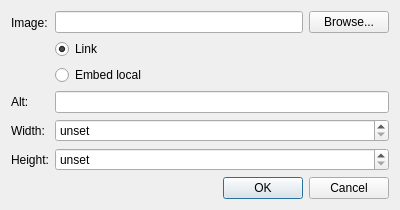
First picture: the form in src/plugins/lhtr/imagedialog.ui, repository 0xd34df00d/leechcraft, before the edit.
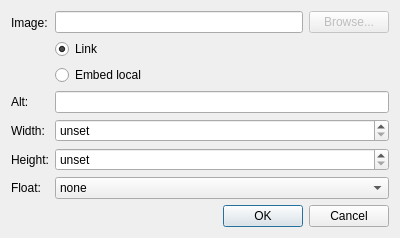
Second picture: the form after the edit.

Commit message: LHTR: support floats for images.

Patch:
```diff
--- a/src/plugins/lhtr/imagedialog.ui
+++ b/src/plugins/lhtr/imagedialog.ui
@@ -7,7 +7,7 @@
     <x>0</x>
     <y>0</y>
     <width>400</width>
-    <height>200</height>
+    <height>229</height>
    </rect>
   </property>
   <property name="windowTitle">
@@ -32,6 +32,9 @@
          </item>
          <item>
           <widget class="QPushButton" name="Browse_">
+           <property name="enabled">
+            <bool>false</bool>
+           </property>
            <property name="text">
             <string>Browse...</string>
            </property>
@@ -111,6 +114,32 @@
        </property>
       </widget>
      </item>
+     <item row="4" column="0">
+      <widget class="QLabel" name="label_5">
+       <property name="text">
+        <string>Float:</string>
+       </property>
+      </widget>
+     </item>
+     <item row="4" column="1">
+      <widget class="QComboBox" name="Float_">
+       <item>
+        <property name="text">
+         <string>none</string>
+        </property>
+       </item>
+       <item>
+        <property name="text">
+         <string>left</string>
+        </property>
+       </item>
+       <item>
+        <property name="text">
+         <string>right</string>
+        </property>
+       </item>
+      </widget>
+     </item>
     </layout>
    </item>
    <item>
```
The commit also changes 3 other files.
